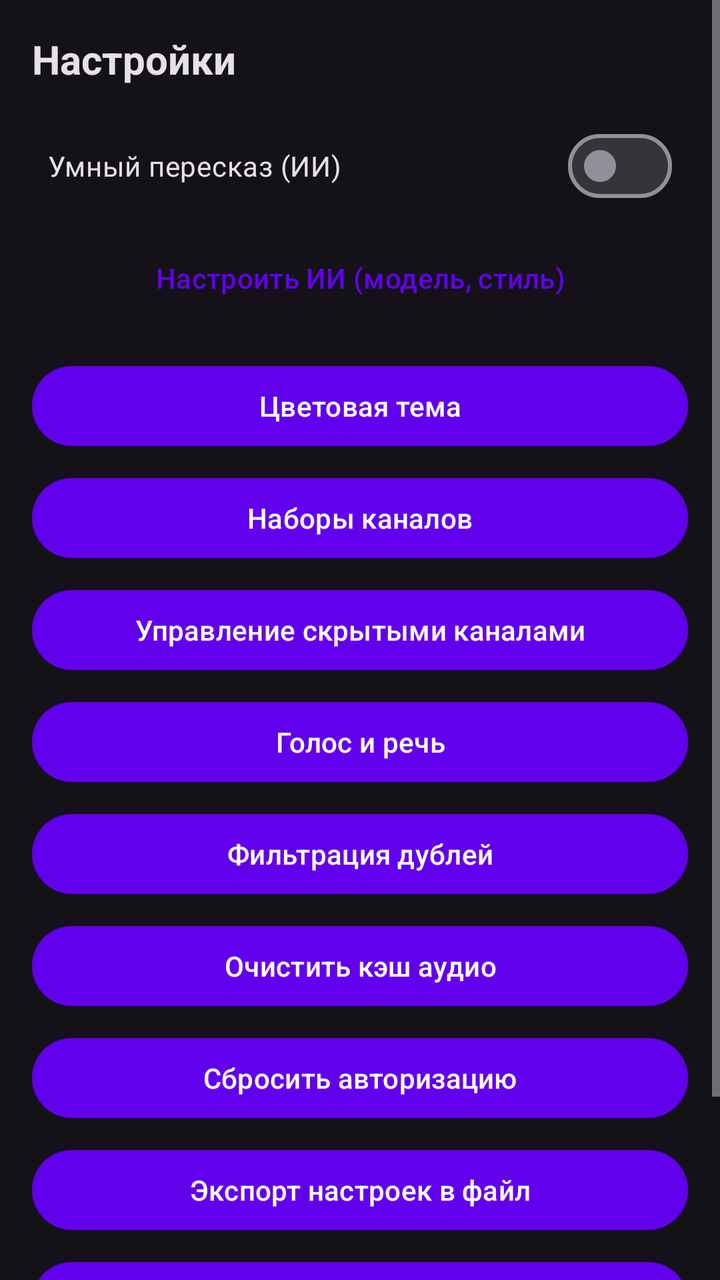
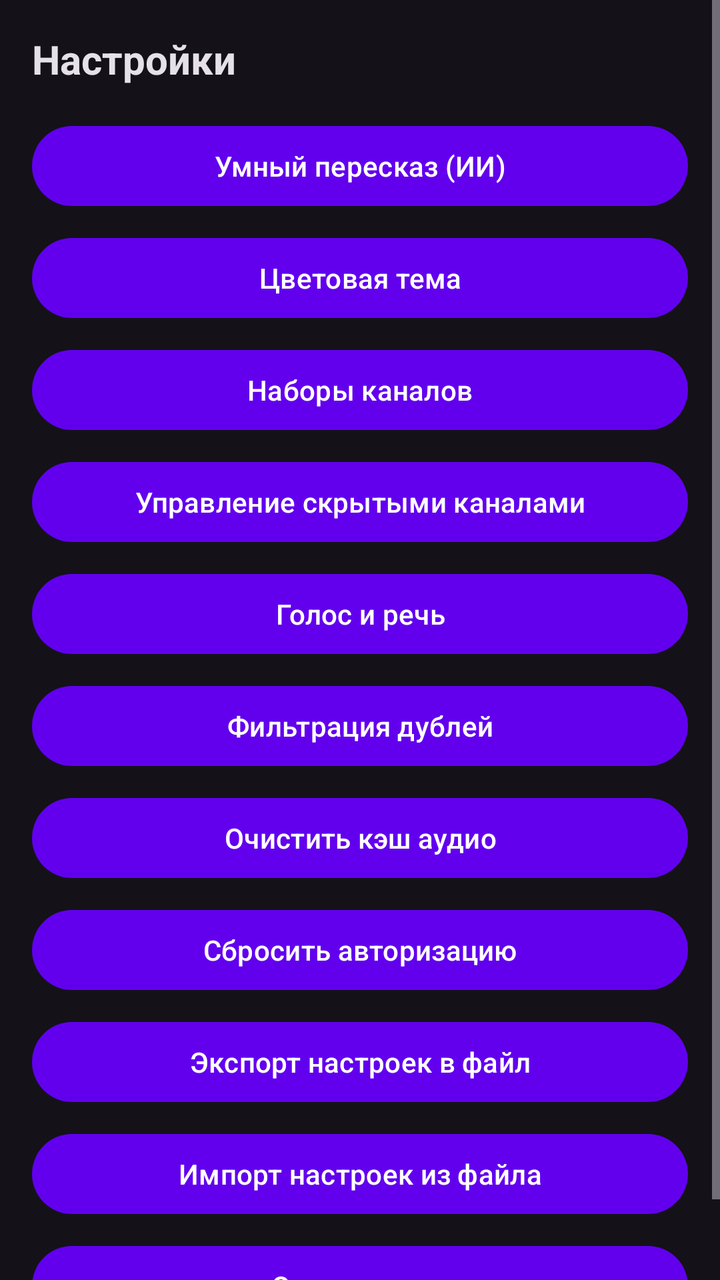

Before-and-after screenshots of an Android layout around one commit, followed by the original layout XML and the change that was made.
<!-- AndroidManifest.xml: application theme Theme.TelegramNewsReader -->
<!-- res/layout/dialog_settings.xml -->
<?xml version="1.0" encoding="utf-8"?>
<ScrollView xmlns:android="http://schemas.android.com/apk/res/android"
    android:layout_width="match_parent"
    android:layout_height="wrap_content">

    <LinearLayout
        android:layout_width="match_parent"
        android:layout_height="wrap_content"
        android:orientation="vertical"
        android:padding="16dp">

        <TextView
            android:layout_width="wrap_content"
            android:layout_height="wrap_content"
            android:text="Настройки"
            android:textSize="20sp"
            android:textStyle="bold"
            android:layout_marginBottom="16dp"
            android:textColor="?attr/colorOnSurface" />

        <com.google.android.material.materialswitch.MaterialSwitch
            android:id="@+id/switch_ai_summary"
            android:layout_width="match_parent"
            android:layout_height="wrap_content"
            android:text="Умный пересказ (ИИ)"
            android:layout_marginBottom="8dp"
            android:padding="8dp" />

        <Button
            android:id="@+id/btn_ai_settings"
            android:layout_width="match_parent"
            android:layout_height="wrap_content"
            android:text="Настроить ИИ (модель, стиль)"
            android:layout_marginBottom="16dp"
            style="@style/Widget.Material3.Button.TextButton" />

        <Button
            android:id="@+id/btn_color_theme"
            android:layout_width="match_parent"
            android:layout_height="wrap_content"
            android:text="Цветовая тема"
            android:layout_marginBottom="8dp"
            style="@style/Widget.Material3.Button" />

        <Button
            android:id="@+id/btn_manage_presets_settings"
            android:layout_width="match_parent"
            android:layout_height="wrap_content"
            android:text="Наборы каналов"
            android:layout_marginBottom="8dp"
            style="@style/Widget.Material3.Button" />

        <Button
            android:id="@+id/btn_manage_hidden"
            android:layout_width="match_parent"
            android:layout_height="wrap_content"
            android:text="Управление скрытыми каналами"
            android:layout_marginBottom="8dp"
            style="@style/Widget.Material3.Button" />

        <Button
            android:id="@+id/btn_voice_settings"
            android:layout_width="match_parent"
            android:layout_height="wrap_content"
            android:text="Голос и речь"
            android:layout_marginBottom="8dp"
            style="@style/Widget.Material3.Button" />

        <Button
            android:id="@+id/btn_dedup_settings"
            android:layout_width="match_parent"
            android:layout_height="wrap_content"
            android:text="@string/dedup_title"
            android:layout_marginBottom="8dp"
            style="@style/Widget.Material3.Button" />

        <Button
            android:id="@+id/btn_clear_cache"
            android:layout_width="match_parent"
            android:layout_height="wrap_content"
            android:text="Очистить кэш аудио"
            android:layout_marginBottom="8dp"
            style="@style/Widget.Material3.Button" />

        <Button
            android:id="@+id/btn_reset_auth"
            android:layout_width="match_parent"
            android:layout_height="wrap_content"
            android:text="Сбросить авторизацию"
            android:layout_marginBottom="8dp"
            style="@style/Widget.Material3.Button" />

        <Button
            android:id="@+id/btn_export_settings"
            android:layout_width="match_parent"
            android:layout_height="wrap_content"
            android:text="Экспорт настроек в файл"
            android:layout_marginBottom="8dp"
            style="@style/Widget.Material3.Button" />

        <Button
            android:id="@+id/btn_import_settings"
            android:layout_width="match_parent"
            android:layout_height="wrap_content"
            android:text="Импорт настроек из файла"
            android:layout_marginBottom="8dp"
            style="@style/Widget.Material3.Button" />

        <Button
            android:id="@+id/btn_about"
            android:layout_width="match_parent"
            android:layout_height="wrap_content"
            android:text="О программе"
            style="@style/Widget.Material3.Button" />

    </LinearLayout>
</ScrollView>
<!-- resources referenced by this layout -->
<resources>
  <string name="dedup_title">Фильтрация дублей</string>
  <style name="Theme.TelegramNewsReader" parent="Theme.TelegramNewsReader.Purple" />
  <style name="Theme.TelegramNewsReader.Purple" parent="Theme.Material3.Dark.NoActionBar">
          <item name="colorPrimary">@color/purple_500</item>
          <item name="colorPrimaryVariant">@color/purple_700</item>
          <item name="colorOnPrimary">@color/white</item>
          <item name="android:statusBarColor">?attr/colorPrimaryVariant</item>
          <item name="actionBarStyle">@style/CustomActionBarStyle</item>
      </style>
  <color name="purple_500">#FF6200EE</color>
  <color name="purple_700">#FF3700B3</color>
  <color name="white">#FFFFFFFF</color>
  <style name="CustomActionBarStyle" parent="Widget.Material3.ActionBar.Solid">
          <item name="titleTextStyle">@style/CustomActionBarTitle</item>
          <item name="android:titleTextStyle">@style/CustomActionBarTitle</item>
      </style>
  <style name="CustomActionBarTitle" parent="TextAppearance.Material3.ActionBar.Title">
          <item name="android:textSize">18sp</item>
          <item name="android:textStyle">bold</item>
          <item name="android:textColor">@color/white</item>
          <item name="android:gravity">center</item>
          <item name="android:layout_gravity">center</item>
      </style>
</resources>

<!-- the commit's change to res/layout/dialog_settings.xml (unified diff, before → after) -->
@@ -18,21 +18,13 @@
             android:layout_marginBottom="16dp"
             android:textColor="?attr/colorOnSurface" />
 
-        <com.google.android.material.materialswitch.MaterialSwitch
-            android:id="@+id/switch_ai_summary"
+        <Button
+            android:id="@+id/btn_ai_settings"
             android:layout_width="match_parent"
             android:layout_height="wrap_content"
             android:text="Умный пересказ (ИИ)"
             android:layout_marginBottom="8dp"
-            android:padding="8dp" />
-
-        <Button
-            android:id="@+id/btn_ai_settings"
-            android:layout_width="match_parent"
-            android:layout_height="wrap_content"
-            android:text="Настроить ИИ (модель, стиль)"
-            android:layout_marginBottom="16dp"
-            style="@style/Widget.Material3.Button.TextButton" />
+            style="@style/Widget.Material3.Button" />
 
         <Button
             android:id="@+id/btn_color_theme"
